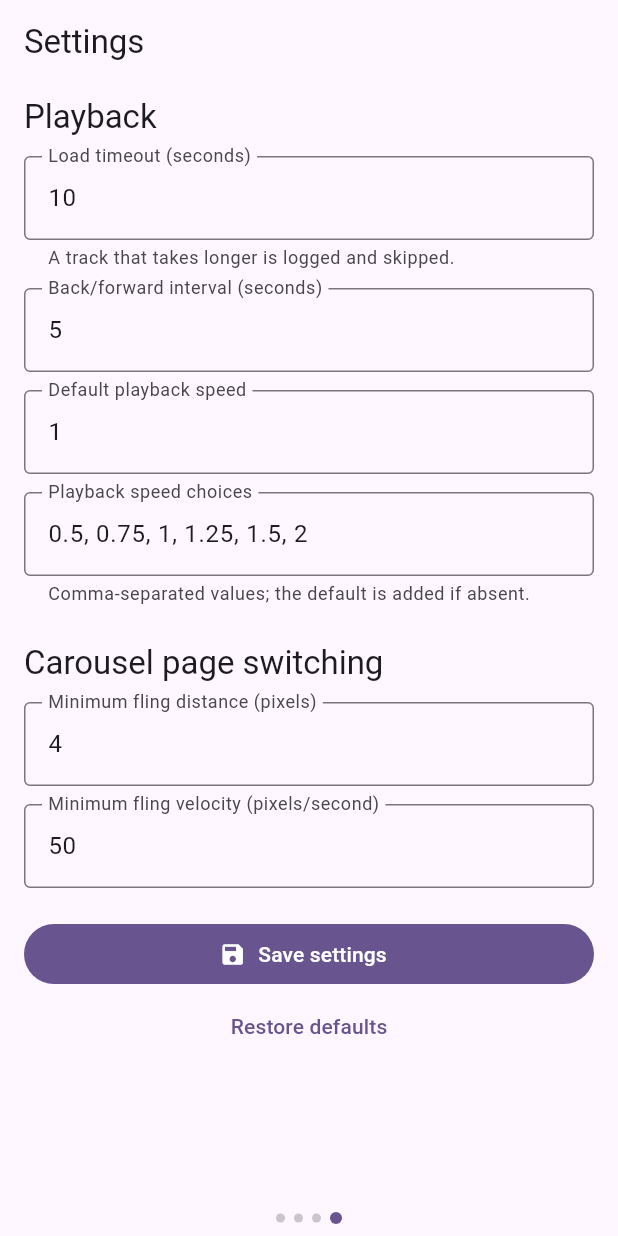
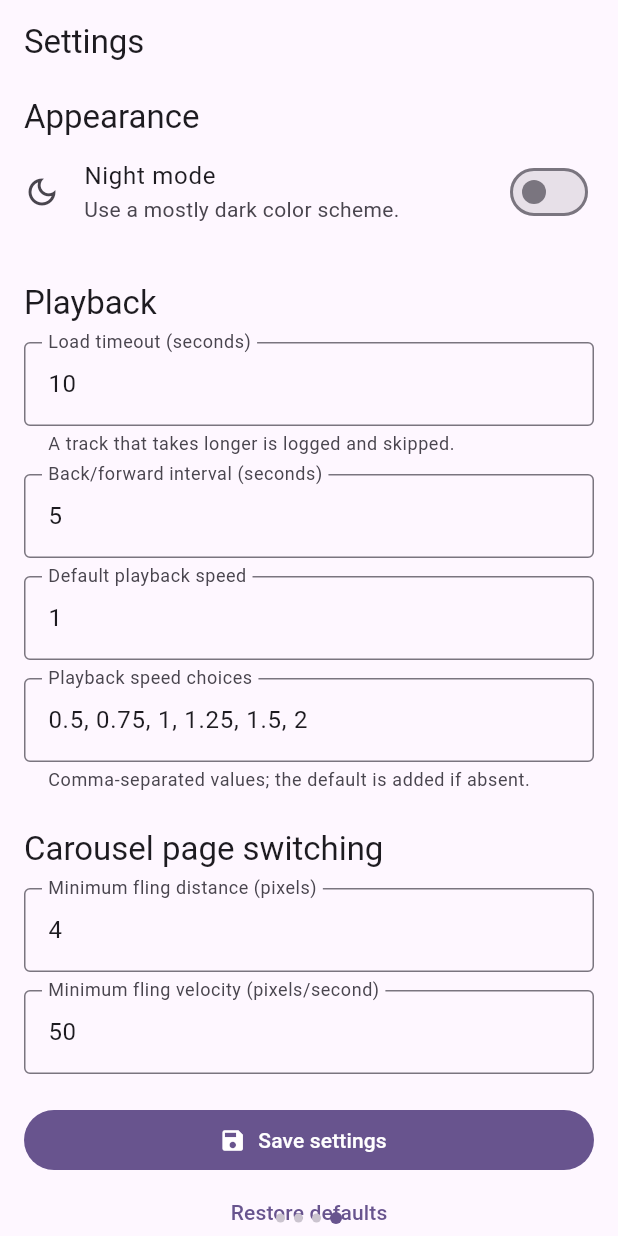
Before and after one commit to Enzo-MYX/custom_music_player, a Flutter app: the screen it shows after launch, swiped to page 4, on a phone screen of 412 x 824 dp. Run offline on Flutter 3.47's test engine with Material 3 defaults, Android fonts, the phone set to English and light mode, and no system bars; our stand-ins replace audio_service, just_audio, permission_handler, shared_preferences; missing offline and left inert: saf; statements that could not run were skipped.

Commit message:
Added night mode option

```diff
--- a/lib/main.dart
+++ b/lib/main.dart
@@ -85,16 +85,31 @@ class _MusicPlayerAppState extends State<MusicPlayerApp>
 
   @override
   Widget build(BuildContext context) {
+    return StreamBuilder(
+      stream: widget.playbackController.tuningSettingsStream,
+      initialData: widget.playbackController.tuningSettings,
+      builder: (context, snapshot) {
+        final nightMode = snapshot.data?.nightMode ?? false;
         return MaterialApp(
           title: 'Driftwave',
           theme: ThemeData(
             colorScheme: ColorScheme.fromSeed(seedColor: Colors.deepPurple),
             useMaterial3: true,
           ),
+          darkTheme: ThemeData(
+            colorScheme: ColorScheme.fromSeed(
+              seedColor: Colors.deepPurple,
+              brightness: Brightness.dark,
+            ),
+            useMaterial3: true,
+          ),
+          themeMode: nightMode ? ThemeMode.dark : ThemeMode.light,
           home: HomeCarouselScreen(
             manager: _manager,
             playbackController: widget.playbackController,
           ),
         );
+      },
+    );
   }
 }
--- a/lib/models/tuning_settings.dart
+++ b/lib/models/tuning_settings.dart
@@ -1,5 +1,6 @@
 class TuningSettings {
   static const defaults = TuningSettings(
+    nightMode: false,
     loadTimeoutSeconds: 10,
     seekSeconds: 5,
     defaultPlaybackSpeed: 1.0,
@@ -8,6 +9,7 @@ class TuningSettings {
     carouselMinFlingVelocity: 50,
   );
 
+  final bool nightMode;
   final int loadTimeoutSeconds;
   final int seekSeconds;
   final double defaultPlaybackSpeed;
@@ -16,6 +18,7 @@ class TuningSettings {
   final double carouselMinFlingVelocity;
 
   const TuningSettings({
+    required this.nightMode,
     required this.loadTimeoutSeconds,
     required this.seekSeconds,
     required this.defaultPlaybackSpeed,
@@ -25,6 +28,7 @@ class TuningSettings {
   });
 
   Map<String, dynamic> toJson() => {
+    'nightMode': nightMode,
     'loadTimeoutSeconds': loadTimeoutSeconds,
     'seekSeconds': seekSeconds,
     'defaultPlaybackSpeed': defaultPlaybackSpeed,
@@ -64,6 +68,9 @@ class TuningSettings {
         : speeds;
 
     return TuningSettings(
+      nightMode: json['nightMode'] is bool
+          ? json['nightMode'] as bool
+          : defaults.nightMode,
       loadTimeoutSeconds: validInt(
         'loadTimeoutSeconds',
         defaults.loadTimeoutSeconds,
--- a/lib/screens/tuning_settings_screen.dart
+++ b/lib/screens/tuning_settings_screen.dart
@@ -20,6 +20,7 @@ class _TuningSettingsScreenState extends State<TuningSettingsScreen> {
   late final TextEditingController _speedPresets;
   late final TextEditingController _flingDistance;
   late final TextEditingController _flingVelocity;
+  late bool _nightMode;
   bool _saving = false;
 
   @override
@@ -32,6 +33,7 @@ class _TuningSettingsScreenState extends State<TuningSettingsScreen> {
   }
 
   void _setControllerValues(TuningSettings settings, {bool create = false}) {
+    _nightMode = settings.nightMode;
     final values = [
       settings.loadTimeoutSeconds.toString(),
       settings.seekSeconds.toString(),
@@ -102,6 +104,7 @@ class _TuningSettingsScreenState extends State<TuningSettingsScreen> {
     setState(() => _saving = true);
     await widget.playbackController.updateTuningSettings(
       TuningSettings(
+        nightMode: _nightMode,
         loadTimeoutSeconds: int.parse(_loadTimeout.text.trim()),
         seekSeconds: int.parse(_seekSeconds.text.trim()),
         defaultPlaybackSpeed: defaultSpeed,
@@ -143,6 +146,34 @@ class _TuningSettingsScreenState extends State<TuningSettingsScreen> {
           child: ListView(
             padding: const EdgeInsets.fromLTRB(16, 8, 16, 160),
             children: [
+              Text('Appearance', style: Theme.of(context).textTheme.titleLarge),
+              SwitchListTile(
+                contentPadding: EdgeInsets.zero,
+                title: const Text('Night mode'),
+                subtitle: const Text('Use a mostly dark color scheme.'),
+                secondary: const Icon(Icons.dark_mode_outlined),
+                value: _nightMode,
+                onChanged: _saving
+                    ? null
+                    : (value) async {
+                        setState(() => _nightMode = value);
+                        final current = widget.playbackController.tuningSettings;
+                        await widget.playbackController.updateTuningSettings(
+                          TuningSettings(
+                            nightMode: value,
+                            loadTimeoutSeconds: current.loadTimeoutSeconds,
+                            seekSeconds: current.seekSeconds,
+                            defaultPlaybackSpeed: current.defaultPlaybackSpeed,
+                            playbackSpeeds: current.playbackSpeeds,
+                            carouselMinFlingDistance:
+                                current.carouselMinFlingDistance,
+                            carouselMinFlingVelocity:
+                                current.carouselMinFlingVelocity,
+                          ),
+                        );
+                      },
+              ),
+              const SizedBox(height: 24),
               Text('Playback', style: Theme.of(context).textTheme.titleLarge),
               _field(
                 controller: _loadTimeout,
```
Also changed, not shown: 1 other file. Lines whose indentation alone changed are shown as unchanged.
